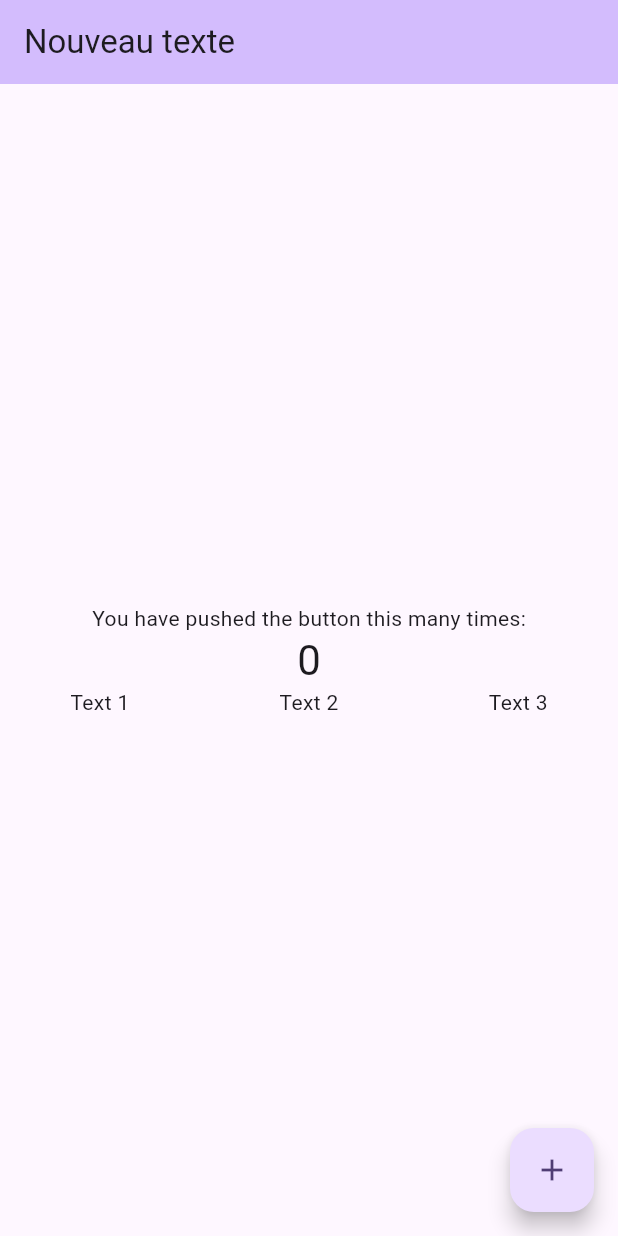
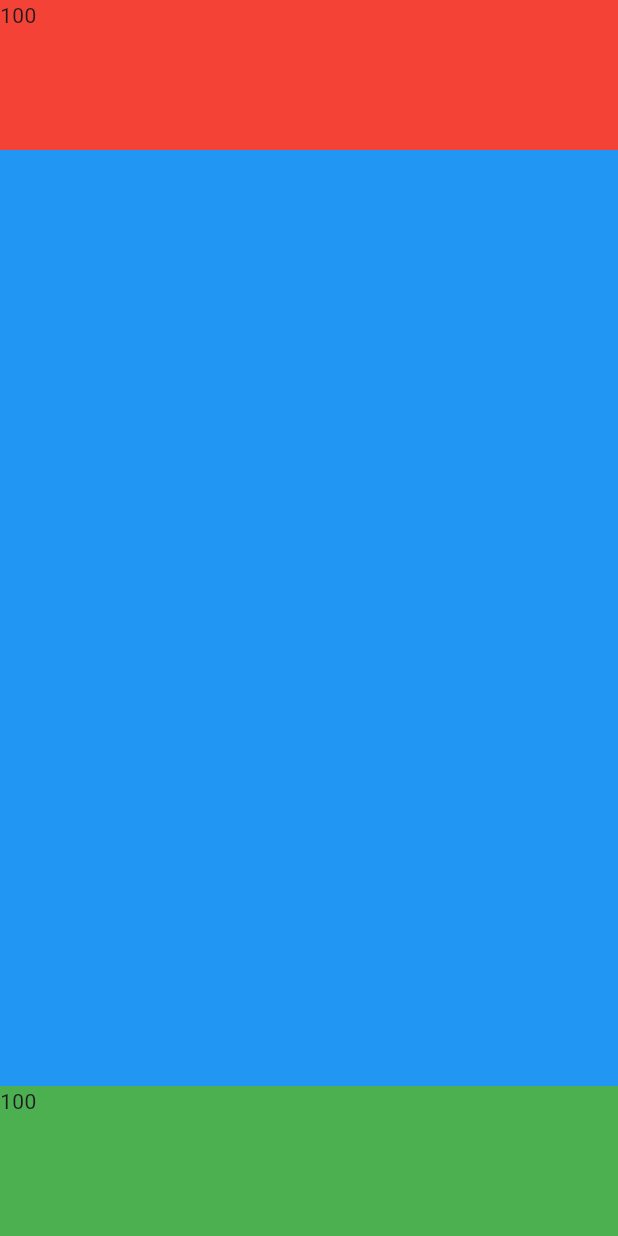
Before and after one commit to Thibaud-LAMON/flutter-exercises, a Flutter app: the screen it shows after launch, on a phone screen of 412 x 824 dp. Run offline on Flutter 3.47's test engine with Material 3 defaults, Android fonts, the phone set to English and light mode, and no system bars.

Commit message:
exercice 1

```diff
--- a/lib/main.dart
+++ b/lib/main.dart
@@ -29,48 +29,38 @@ class MyHomePage extends StatefulWidget {
 }
 
 class _MyHomePageState extends State<MyHomePage> {
-  int _counter = 0;
-
-  void _incrementCounter() {
-    setState(() {
-      _counter++;
-    });
-  }
 
   @override
   Widget build(BuildContext context) {
     return Scaffold(
-      appBar: AppBar(
+      /*appBar: AppBar(
         backgroundColor: Theme.of(context).colorScheme.inversePrimary,
         title: Text(widget.title),
-      ),
+      ),*/
       body: Center(
         child: Column(
           mainAxisAlignment: MainAxisAlignment.center,
           children: <Widget>[
-            const Text(
-              'You have pushed the button this many times:',
+            Container(
+              color: Colors.red,
+              width: double.infinity,
+              height: 100,
+              child: const Text('100'),
             ),
-            Text(
-              '$_counter',
-              style: Theme.of(context).textTheme.headlineMedium,
+            Expanded(
+              child: Container(
+                color: Colors.blue,
+                width: double.infinity,
+              ),
             ),
-            const Row(mainAxisAlignment: MainAxisAlignment.center,
-              children: [
-                Text('Text 1'),
-                SizedBox(width: 100),
-                Text('Text 2'),
-                SizedBox(width: 100),
-                Text('Text 3'),
-              ],
-            )
+            Container(
+              color: Colors.green,
+              width: double.infinity,
+              height: 100,
+              child: const Text('100'),
+            ),
           ],
         ),
-      ),
-      floatingActionButton: FloatingActionButton(
-        onPressed: _incrementCounter,
-        tooltip: 'Increment',
-        child: const Icon(Icons.add),
       ), // This trailing comma makes auto-formatting nicer for build methods.
     );
   }
```
